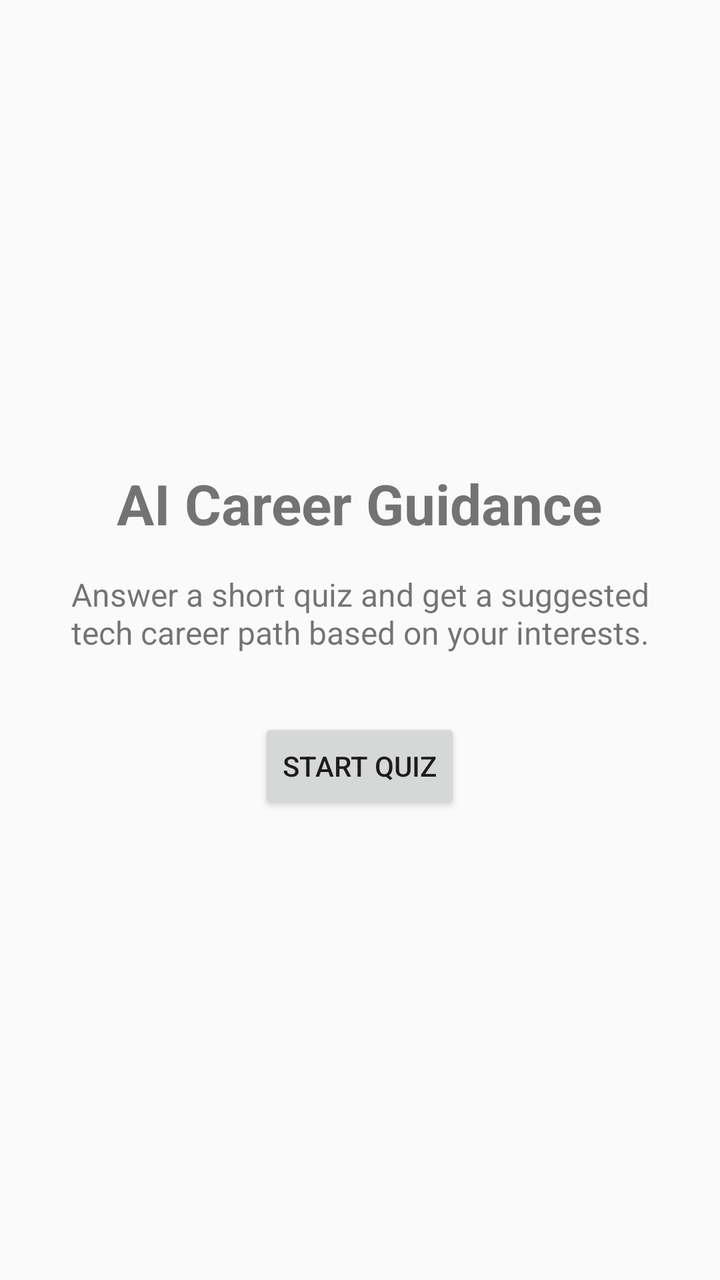
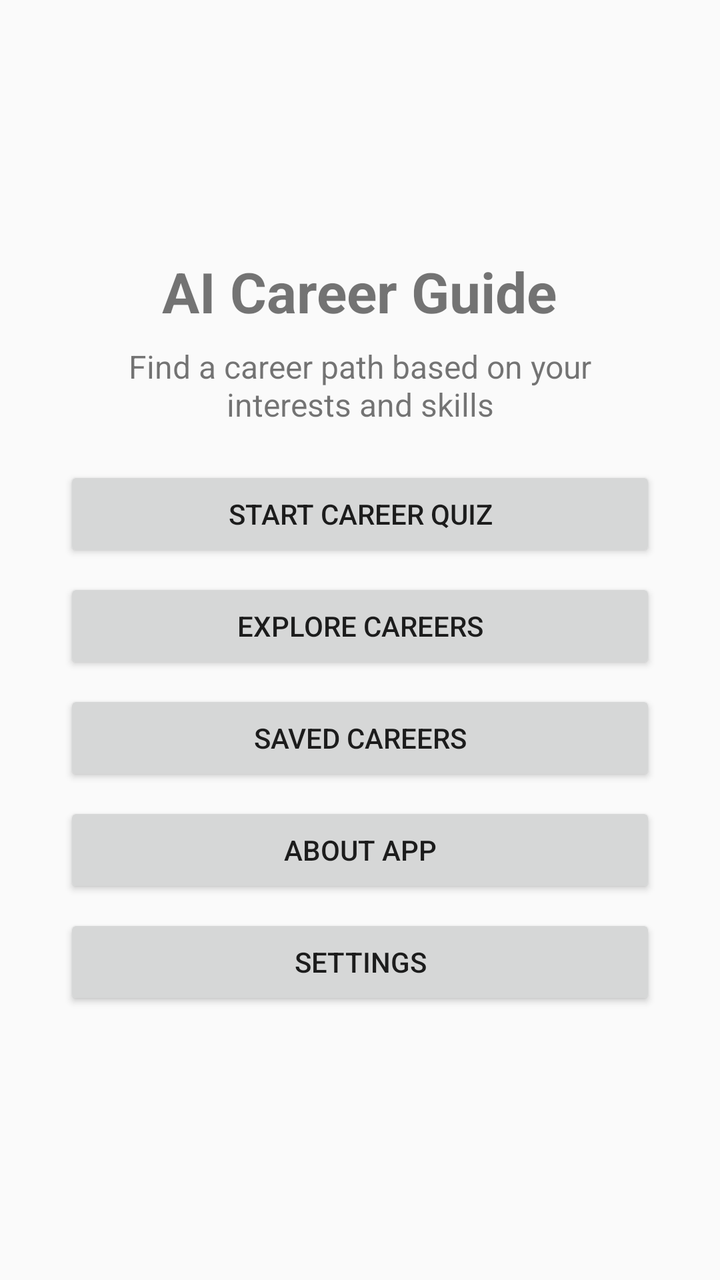

An Android layout rendered at two revisions. The XML below is the earlier revision; the diff shows what the commit changed to produce the second picture.
<!-- AndroidManifest.xml: application theme Theme.AppCompat.Light.DarkActionBar -->
<!-- res/layout/activity_main.xml -->
<?xml version="1.0" encoding="utf-8"?>
<LinearLayout xmlns:android="http://schemas.android.com/apk/res/android"
    android:layout_width="match_parent"
    android:layout_height="match_parent"
    android:orientation="vertical"
    android:gravity="center"
    android:padding="32dp">

    <TextView
        android:layout_width="wrap_content"
        android:layout_height="wrap_content"
        android:text="AI Career Guidance"
        android:textSize="28sp"
        android:textStyle="bold"
        android:gravity="center"
        android:layout_marginBottom="16dp" />

    <TextView
        android:layout_width="wrap_content"
        android:layout_height="wrap_content"
        android:text="Answer a short quiz and get a suggested tech career path based on your interests."
        android:textSize="16sp"
        android:gravity="center"
        android:layout_marginBottom="32dp" />

    <Button
        android:id="@+id/startButton"
        android:layout_width="wrap_content"
        android:layout_height="wrap_content"
        android:text="Start Quiz" />

</LinearLayout>
<!-- resources referenced by this layout -->
<resources>

</resources>

<!-- the commit's change to res/layout/activity_main.xml (unified diff, before → after) -->
@@ -9,24 +9,53 @@
     <TextView
         android:layout_width="wrap_content"
         android:layout_height="wrap_content"
-        android:text="AI Career Guidance"
+        android:text="AI Career Guide"
         android:textSize="28sp"
         android:textStyle="bold"
         android:gravity="center"
-        android:layout_marginBottom="16dp" />
+        android:layout_marginBottom="8dp" />
 
     <TextView
         android:layout_width="wrap_content"
         android:layout_height="wrap_content"
-        android:text="Answer a short quiz and get a suggested tech career path based on your interests."
+        android:text="Find a career path based on your interests and skills"
         android:textSize="16sp"
         android:gravity="center"
-        android:layout_marginBottom="32dp" />
+        android:layout_marginBottom="20dp" />
 
     <Button
         android:id="@+id/startButton"
-        android:layout_width="wrap_content"
+        android:layout_width="match_parent"
         android:layout_height="wrap_content"
-        android:text="Start Quiz" />
+        android:text="Start Career Quiz"
+        android:layout_marginBottom="8dp" />
+
+    <Button
+        android:id="@+id/exploreButton"
+        android:layout_width="match_parent"
+        android:layout_height="wrap_content"
+        android:text="Explore Careers"
+        android:layout_marginBottom="8dp" />
+
+    <Button
+        android:id="@+id/savedButton"
+        android:layout_width="match_parent"
+        android:layout_height="wrap_content"
+        android:text="Saved Careers"
+        android:layout_marginBottom="8dp" />
+
+    <Button
+        android:id="@+id/aboutButton"
+        android:layout_width="match_parent"
+        android:layout_height="wrap_content"
+        android:text="About App"
+        android:layout_marginBottom="8dp" />
+
+    <Button
+        android:id="@+id/settingsButton"
+        android:layout_width="match_parent"
+        android:layout_height="wrap_content"
+        android:text="Settings"
+        android:layout_marginBottom="8dp" />
 
 </LinearLayout>
